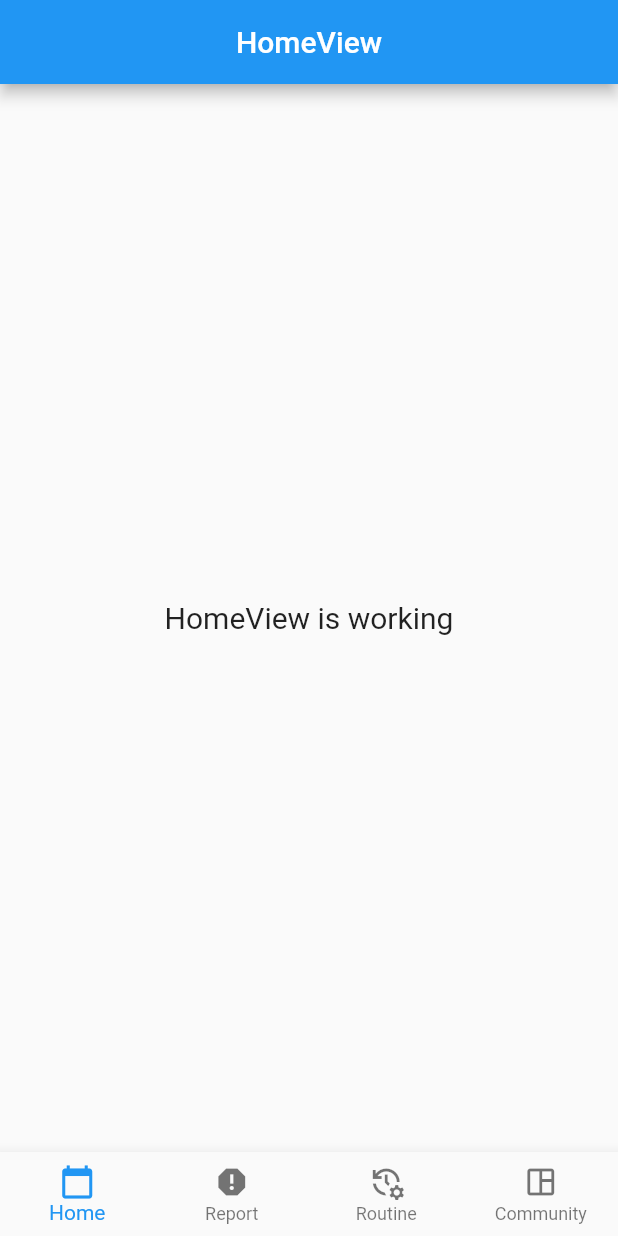
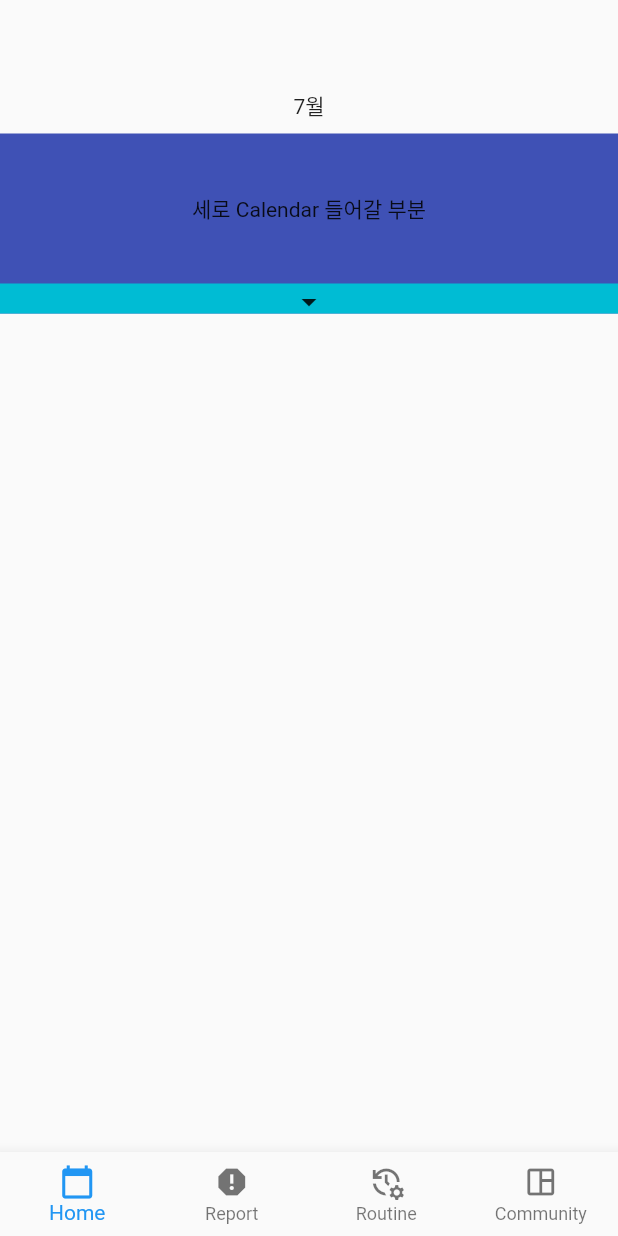
Before and after one commit to ko-inseoklee/day_for_you, a Flutter app: the screen it shows after launch, on a phone screen of 412 x 824 dp. Run offline on Flutter 3.47's test engine with Material 2 defaults, Android fonts, the phone set to English and light mode, and no system bars; our stand-ins replace get.

Commit message:
calendar component toggle 기능 구현

```diff
--- /dev/null
+++ b/lib/app/components/calendar/HomeCalendar.dart
@@ -0,0 +1,29 @@
+import 'package:day_for_you/app/components/calendar/ExpandedCalendar.dart';
+import 'package:day_for_you/app/components/calendar/ShrinkedCalendar.dart';
+import 'package:day_for_you/app/modules/home/controllers/home_controller.dart';
+import 'package:flutter/cupertino.dart';
+import 'package:get/get.dart';
+
+class HomeCalendar extends StatelessWidget {
+  HomeCalendar({Key? key}) : super(key: key);
+
+  var shrinkedHeight = 120.0.obs;
+
+  var expandedHeight = 300.0.obs;
+
+  final controller = Get.put(HomeController());
+
+  @override
+  Widget build(BuildContext context) {
+    return Obx(() => AnimatedContainer(
+        duration: const Duration(milliseconds: 250),
+        height: controller.isCalendarExpanded.value ? expandedHeight.value : shrinkedHeight.value,
+        child: SingleChildScrollView(
+          child: controller.isCalendarExpanded.value ?
+          ExpandedCalendar( height: expandedHeight.value ) :
+          ShrinkedCalendar( height: shrinkedHeight.value ),
+        )
+      ),
+    );
+  }
+}
--- /dev/null
+++ b/lib/app/components/calendar/ShrinkedCalendar.dart
@@ -0,0 +1,42 @@
+
+import 'package:day_for_you/app/modules/home/controllers/home_controller.dart';
+import 'package:flutter/cupertino.dart';
+import 'package:flutter/material.dart';
+import 'package:get/get.dart';
+
+class ShrinkedCalendar extends StatelessWidget {
+  ShrinkedCalendar({super.key, required this.height});
+
+  final double height;
+  final double toggleBtnHeight = 20;
+
+  final controller = Get.put(HomeController());
+
+
+  @override
+  Widget build(BuildContext context) {
+    return Container(
+      color: Colors.indigo,
+      height: height,
+      child: Column(
+        children: [
+          SizedBox(
+            width: double.maxFinite, height: height - toggleBtnHeight,
+            child: Center(
+              child: Text('세로 Calendar 들어갈 부분'),
+            ),
+          ),
+          Container(
+            width: double.maxFinite, height: toggleBtnHeight,
+            color: Colors.cyan, alignment: Alignment.center,
+            child: IconButton(
+              padding: EdgeInsets.zero,
+              onPressed: controller.toggleCalendarExpanded,
+              icon: const Icon(Icons.arrow_drop_down),
+            )
+          )
+        ],
+      ),
+    );
+  }
+}
--- a/lib/app/modules/app/controllers/app_controller.dart
+++ b/lib/app/modules/app/controllers/app_controller.dart
@@ -1,3 +1,4 @@
+import 'package:day_for_you/app/data/models/Properties.dart';
 import 'package:flutter/cupertino.dart';
 import 'package:flutter/foundation.dart';
 import 'package:get/get.dart';
@@ -7,7 +8,11 @@ class AppController extends GetxController {
   GlobalKey<NavigatorState> navigationKey = GlobalKey<NavigatorState>();
   RxInt pageIdx = 0.obs;
 
-   void changeBottomNav(int value, {bool hasGesture = true}) {
+  final Rx<Properties> _properties = Properties().obs;
+
+  Rx<DateTime> selectedDateTime = DateTime.now().obs;
+
+  void changeBottomNav(int value, {bool hasGesture = true}) {
     if (kDebugMode) {
       print(value);
     }
@@ -17,6 +22,7 @@ class AppController extends GetxController {
 
   @override
   void onInit() {
+    selectedDateTime(_properties.value.serverDateTime);
     super.onInit();
   }
 
--- a/lib/app/modules/home/views/home_view.dart
+++ b/lib/app/modules/home/views/home_view.dart
@@ -1,3 +1,7 @@
+import 'package:day_for_you/app/components/calendar/ExpandedCalendar.dart';
+import 'package:day_for_you/app/components/calendar/HomeCalendar.dart';
+import 'package:day_for_you/app/components/calendar/ShrinkedCalendar.dart';
+import 'package:day_for_you/app/modules/app/controllers/app_controller.dart';
 import 'package:flutter/material.dart';
 
 import 'package:get/get.dart';
@@ -9,15 +13,25 @@ class HomeView extends GetView<HomeController> {
   @override
   Widget build(BuildContext context) {
     return Scaffold(
-      appBar: AppBar(
-        title: const Text('HomeView'),
-        centerTitle: true,
-      ),
-      body: const Center(
-        child: Text(
-          'HomeView is working',
-          style: TextStyle(fontSize: 20),
-        ),
+      body: Column(
+        children: [
+          Padding(
+            padding: const EdgeInsets.only(top: 60.0, bottom: 8.0),
+            child: Center(
+              child: Text(
+                  '${Get.find<AppController>().selectedDateTime.value.month}월'
+              ),
+            ),
+          ),
+          Expanded(
+            child: ListView(
+              padding: EdgeInsets.zero,
+              children: [
+                HomeCalendar()
+              ],
+            ),
+          ),
+        ],
       ),
     );
   }
```
Also changed, not shown: lib/app/components/calendar/ExpandedCalendar.dart (added, +40 -0 lines), lib/app/modules/home/controllers/home_controller.dart (+11 -0 lines).
